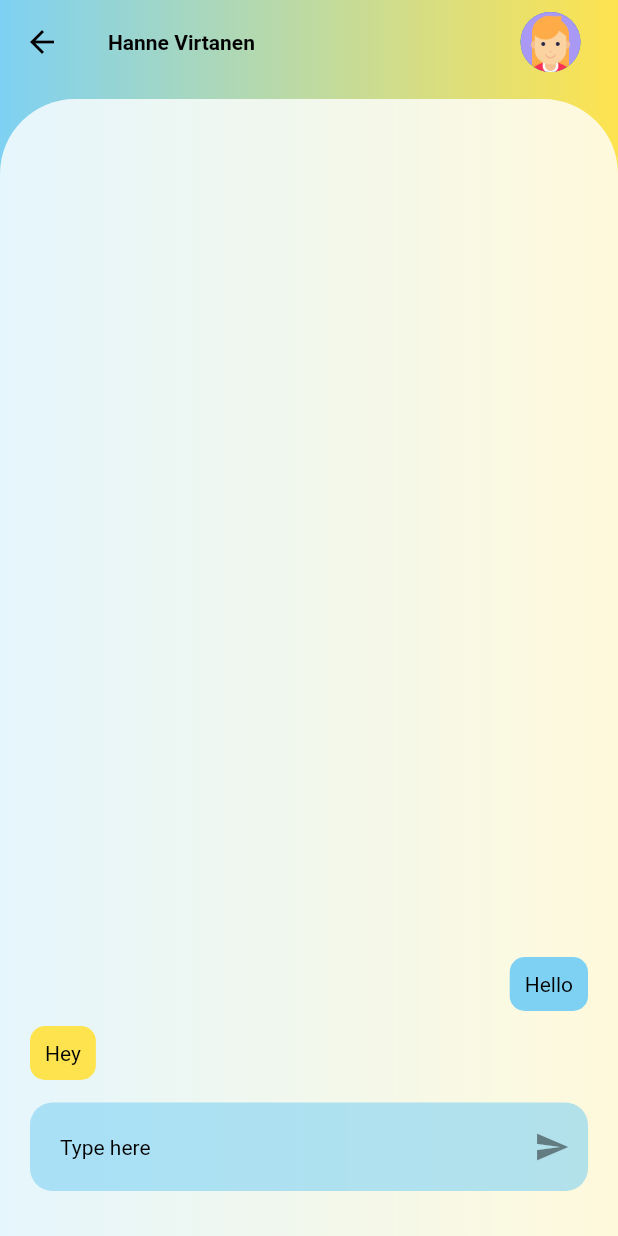
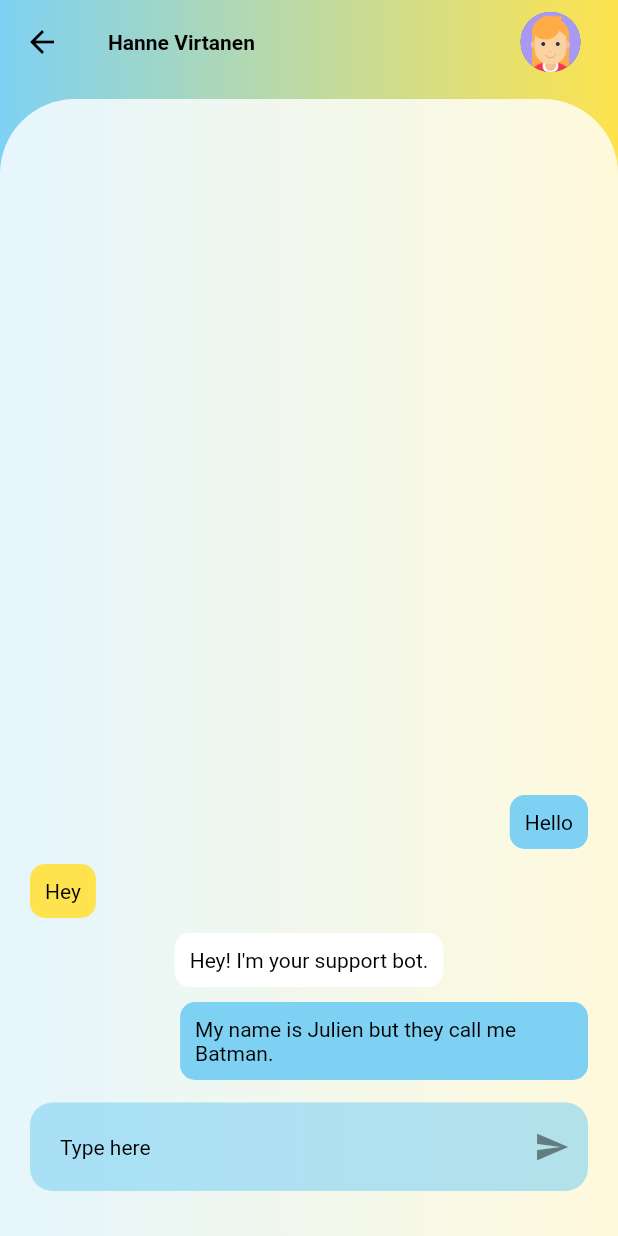
Before and after one commit to salcc/Junction-2022, a Flutter app: the SocialScreen screen opened by its route, after a tap on an icon or button, on a phone screen of 412 x 824 dp. Run offline on Flutter 3.47's test engine with Material 2 defaults, Android fonts, the phone set to English and light mode, and no system bars; our stand-ins replace fl_chart, get.

Commit message:
Added bot chat interaction

```diff
--- a/flutter_demo/lib/models/chat_model.dart
+++ b/flutter_demo/lib/models/chat_model.dart
@@ -31,7 +31,9 @@ class Chat {
       messages: Message.messages
           .where(
             (message) =>
-                (message.senderId == '1' || message.senderId == '2') &
+                (message.senderId == '1' ||
+                    message.senderId == '2' ||
+                    message.senderId == '99') &
                 (message.recipientId == '1' || message.recipientId == '2'),
           )
           .toList(),
--- a/flutter_demo/lib/models/message_model.dart
+++ b/flutter_demo/lib/models/message_model.dart
@@ -25,10 +25,22 @@ class Message {
       createdAt: DateTime(2022, 08, 01, 10, 15, 32),
     ),
     Message(
+      senderId: '1',
+      recipientId: '2',
+      text: 'My name is Julien but they call me Batman.',
+      createdAt: DateTime(2022, 08, 01, 10, 17, 32),
+    ),
+    Message(
       senderId: '3',
       recipientId: '1',
       text: 'Good to hear that!',
       createdAt: DateTime(2022, 08, 01, 08, 32, 11),
-    )
+    ),
+    Message(
+      senderId: '99',
+      recipientId: '1',
+      text: "Hey! I'm your support bot.",
+      createdAt: DateTime(2022, 08, 01, 10, 16, 11),
+    ),
   ];
 }
--- a/flutter_demo/lib/screens/chat_screen.dart
+++ b/flutter_demo/lib/screens/chat_screen.dart
@@ -54,8 +54,11 @@ class _ChatScreenState extends State<ChatScreen> {
                         itemBuilder: (context, index) {
                           Message message = chat.messages[index];
                           return Align(
-                              alignment: (message.senderId == '1')
-                                  ? Alignment.centerRight
+                              alignment: (message.senderId == '1' ||
+                                      message.senderId == '99')
+                                  ? ((message.senderId == '1')
+                                      ? Alignment.centerRight
+                                      : Alignment.center)
                                   : Alignment.centerLeft,
                               child: Container(
                                 constraints: BoxConstraints(
@@ -64,8 +67,13 @@ class _ChatScreenState extends State<ChatScreen> {
                                             0.66),
                                 decoration: BoxDecoration(
                                     borderRadius: BorderRadius.circular(10),
-                                    color: (message.senderId == '1')
-                                        ? Theme.of(context).colorScheme.primary
+                                    color: (message.senderId == '1' ||
+                                            message.senderId == '99')
+                                        ? ((message.senderId == '1')
+                                            ? Theme.of(context)
+                                                .colorScheme
+                                                .primary
+                                            : Colors.white)
                                         : Theme.of(context)
                                             .colorScheme
                                             .secondary),
--- a/flutter_demo/lib/widgets/mood_chart.dart
+++ b/flutter_demo/lib/widgets/mood_chart.dart
@@ -86,8 +86,8 @@ class MoodBarChartState extends State<MoodBarChart> {
           color: barColor,
           width: width,
           borderSide: isTouched
-              ? const BorderSide(color: Colors.black, width: 2)
-              : const BorderSide(color: Colors.black, width: 0.5),
+              ? const BorderSide(color: Colors.black, width: 1.5)
+              : const BorderSide(color: Colors.black, width: 0),
           backDrawRodData: BackgroundBarChartRodData(
             show: true,
             toY: 5,
```
